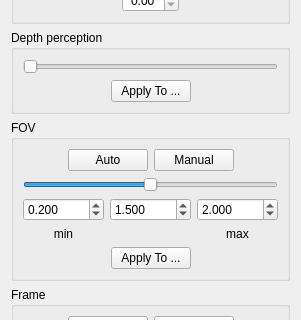
First picture: the form in src/core/filters/deskew/ui/DeskewOptionsWidget.ui, repository ImageProcessing-ElectronicPublications/scantailor-deviant, before the edit; both pictures show x 0 to 301 and y 234 to 554 of the 301 by 1188 pixel window.
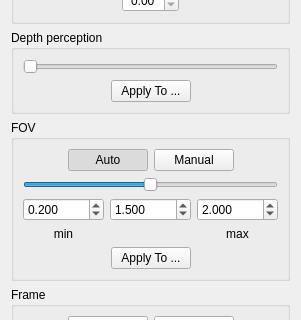
Second picture: the form after the edit. Icons and pictures are not drawn.

Commit message: deskew widget fovPanel: passive show options

```diff
--- a/src/core/filters/deskew/ui/DeskewOptionsWidget.ui
+++ b/src/core/filters/deskew/ui/DeskewOptionsWidget.ui
@@ -405,6 +405,15 @@
           <property name="text">
            <string>Auto</string>
           </property>
+          <property name="checkable">
+           <bool>true</bool>
+          </property>
+          <property name="checked">
+           <bool>true</bool>
+          </property>
+          <property name="autoExclusive">
+           <bool>true</bool>
+          </property>
          </widget>
         </item>
         <item>
```
Left out of the diff: 6 changed lines with no effect on the pictures. The commit also changes 2 other files.
